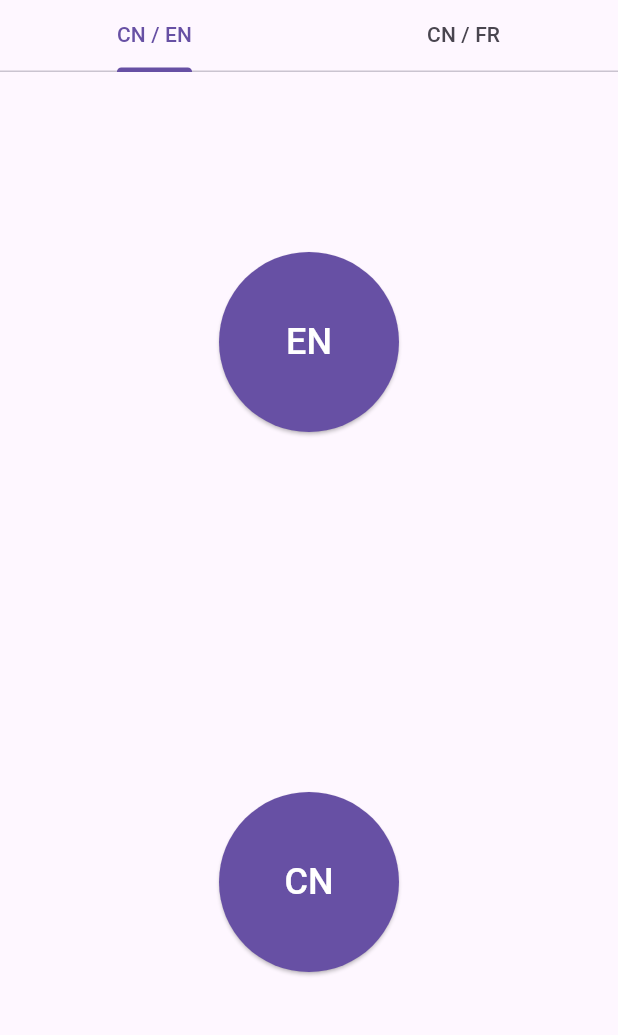
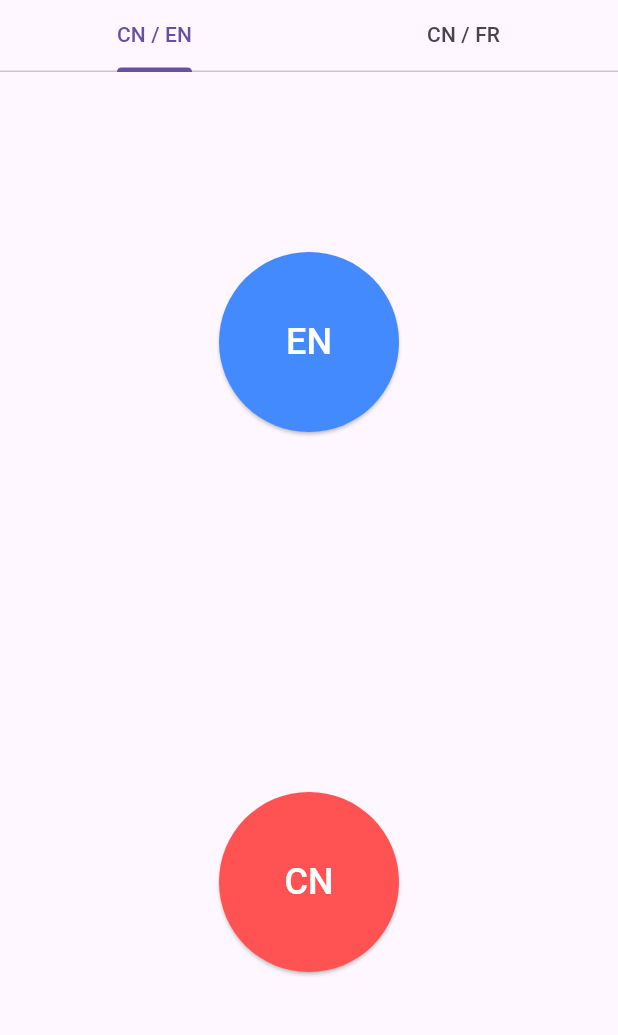
Before and after one commit to kolien5566/neogolt, a Flutter app: the screen it shows after launch, on a phone screen of 412 x 824 dp, the part 84-1119 px from its top. Run offline on Flutter 3.47's test engine with Material 3 defaults, Android fonts, the phone set to English and light mode, and no system bars.

Commit message:
改颜色

```diff
--- a/lib/language_tab.dart
+++ b/lib/language_tab.dart
@@ -50,7 +50,7 @@ class TabContent extends StatelessWidget {
   @override
   Widget build(BuildContext context) {
     final size = MediaQuery.of(context).size;
-    // 判断宽度是否大于高度
+    // 判断宽度是否大于高度，宽的横向排列
     final isWide = size.width > size.height;
 
     return Flex(
--- a/lib/widgets/audio_button.dart
+++ b/lib/widgets/audio_button.dart
@@ -63,6 +63,7 @@ class _AudioButtonState extends State<AudioButton> with TickerProviderStateMixin
           widget.onPressed?.call();
         }
       } else if (status == AnimationStatus.dismissed) {
+        if (_buttonState == ButtonState.recording) {
           setState(() {
             _buttonState = ButtonState.pausing;
           });
@@ -75,6 +76,7 @@ class _AudioButtonState extends State<AudioButton> with TickerProviderStateMixin
             });
             _startRippleAnimation(false);
           });
+        }
       }
     });
 
@@ -119,20 +121,25 @@ class _AudioButtonState extends State<AudioButton> with TickerProviderStateMixin
     }
 
     // 定期生成波纹
+    _addRipple(inward);
     const rippleInterval = Duration(seconds: 1);
     _rippleTimer = Timer.periodic(rippleInterval, (timer) {
+      _addRipple(inward);
+    });
+  }
+
+  void _addRipple(bool inward) {
     if (_buttonState == ButtonState.recording || _buttonState == ButtonState.playing) {
       setState(() {
         _ripples.add(Ripple(
           vsync: this,
-            duration: const Duration(seconds: 3), // 增加波纹动画持续时间
+          duration: const Duration(seconds: 3),
           inward: inward,
         ));
       });
     } else {
-        timer.cancel();
+      _rippleTimer?.cancel();
     }
-    });
   }
 
   // 停止波纹动画
@@ -143,6 +150,7 @@ class _AudioButtonState extends State<AudioButton> with TickerProviderStateMixin
 
   @override
   Widget build(BuildContext context) {
+    Color baseColor = widget.language == LanguageEnum.CN ? Colors.redAccent : Colors.blueAccent;
     return GestureDetector(
       // 按下
       onTapDown: (TapDownDetails? details) {
@@ -164,6 +172,7 @@ class _AudioButtonState extends State<AudioButton> with TickerProviderStateMixin
             child: CustomPaint(
               painter: MultiRipplePainter(
                 ripples: _ripples,
+                language: widget.language,
               ),
             ),
           ),
@@ -177,7 +186,7 @@ class _AudioButtonState extends State<AudioButton> with TickerProviderStateMixin
                 return CircularProgressIndicator(
                   value: _progressController.value,
                   strokeWidth: 5,
-                  //valueColor: AlwaysStoppedAnimation<Color>(Theme.of(context).colorScheme.primary),
+                  valueColor: AlwaysStoppedAnimation<Color>(baseColor),
                 );
               },
             ),
@@ -187,7 +196,7 @@ class _AudioButtonState extends State<AudioButton> with TickerProviderStateMixin
             style: ElevatedButton.styleFrom(
               minimumSize: const Size(120, 120), // 按钮大小
               shape: const CircleBorder(),
-              backgroundColor: Theme.of(context).colorScheme.primary,
+              backgroundColor: baseColor,
             ),
             onPressed: () {},
             child: Text(
--- a/lib/widgets/multi_ripple_painter.dart
+++ b/lib/widgets/multi_ripple_painter.dart
@@ -1,10 +1,13 @@
 import 'package:flutter/material.dart';
+import 'package:neoglot/language_enum.dart';
 
 class MultiRipplePainter extends CustomPainter {
   final List<Ripple> ripples;
+  final LanguageEnum language;
 
   MultiRipplePainter({
     required this.ripples,
+    required this.language,
   });
 
   @override
@@ -14,8 +17,6 @@ class MultiRipplePainter extends CustomPainter {
       final Paint paint = Paint()
         ..style = PaintingStyle.stroke
         ..strokeWidth = 3;
-
-      Color baseColor = Colors.blueAccent;
 
       final double maxRadius = size.width / 2;
       double currentRadius;
@@ -34,6 +35,10 @@ class MultiRipplePainter extends CustomPainter {
       // 修改透明度计算，始终使外圈更透明
       final double alpha = (1.0 - alphaProgress * alphaProgress).clamp(0.0, 1.0);
 
+      Color baseColor = Colors.blueAccent;
+      if ((language == LanguageEnum.CN && ripple.inward) || (language != LanguageEnum.CN && !ripple.inward)) {
+        baseColor = Colors.redAccent;
+      }
       paint.color = baseColor.withOpacity(alpha * 0.3);
 
       if (currentRadius > 0) {
```
Lines whose indentation alone changed are shown as unchanged.
